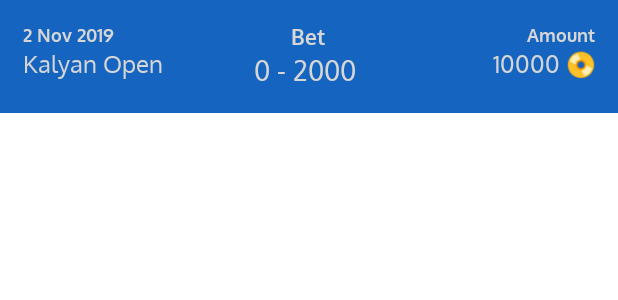
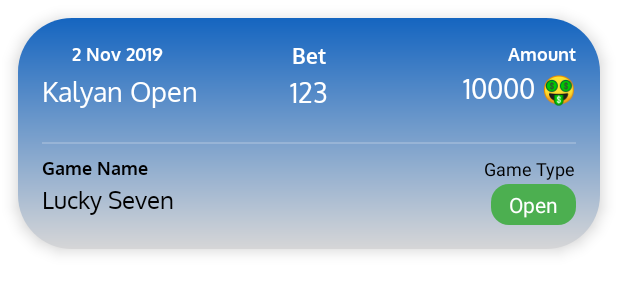
Before and after one commit to rahulpatil8432/primeplays, an Android app: the layout played.xml on its own in the app's theme, with its tools: preview values and no code run, on a phone screen of 412 x 824 dp. Shown: the top 300 px of the screen. Run offline under Robolectric (Android 15) with nearby library versions, the phone set to English and light mode, and no system bars.

Commit message:
played match design change and logic for open and close after betting

```diff
--- a/app/src/main/java/com/rkonline/android/adapterplayed.java
+++ b/app/src/main/java/com/rkonline/android/adapterplayed.java
@@ -19,18 +19,26 @@ public class adapterplayed extends RecyclerView.Adapter<adapterplayed.ViewHolder
     private final ArrayList<String> bazar;
     private final ArrayList<String> amount;
     private final ArrayList<String> bet;
+    private final ArrayList<String> gameName;
+    private final ArrayList<String> gameType;
 
     public adapterplayed(Context context,
                          ArrayList<String> date,
                          ArrayList<String> bazar,
                          ArrayList<String> amount,
-                         ArrayList<String> bet) {
+                         ArrayList<String> bet,
+                         ArrayList<String> gameName,
+                         ArrayList<String> gameType
+
+    ) {
 
         this.context = context;
         this.date = date != null ? date : new ArrayList<>();
         this.bazar = bazar != null ? bazar : new ArrayList<>();
         this.amount = amount != null ? amount : new ArrayList<>();
         this.bet = bet != null ? bet : new ArrayList<>();
+        this.gameName = gameName != null ? gameName : new ArrayList<>();
+        this.gameType = gameType != null ? gameType : new ArrayList<>();
     }
 
     @NonNull
@@ -47,6 +55,8 @@ public class adapterplayed extends RecyclerView.Adapter<adapterplayed.ViewHolder
         holder.bazar.setText(bazar.get(position));
         holder.amount.setText(amount.get(position));
         holder.bet.setText(bet.get(position));
+        holder.gameName.setText(gameName.get(position));
+        holder.gameType.setText(gameType.get(position));
     }
 
     @Override
@@ -56,7 +66,7 @@ public class adapterplayed extends RecyclerView.Adapter<adapterplayed.ViewHolder
 
     public static class ViewHolder extends RecyclerView.ViewHolder {
 
-        TextView date, bazar, amount, bet;
+        TextView date, bazar, amount, bet,gameName,gameType;
 
         public ViewHolder(View view) {
             super(view);
@@ -65,6 +75,9 @@ public class adapterplayed extends RecyclerView.Adapter<adapterplayed.ViewHolder
             bazar = view.findViewById(R.id.bazar);
             amount = view.findViewById(R.id.amount);
             bet = view.findViewById(R.id.bet);
+            gameName = view.findViewById(R.id.gameName);
+            gameType = view.findViewById(R.id.gameType);
+
         }
     }
 }
--- a/app/src/main/java/com/rkonline/android/betting.java
+++ b/app/src/main/java/com/rkonline/android/betting.java
@@ -91,11 +91,7 @@ public class betting extends AppCompatActivity {
         type.setOnItemSelectedListener(new AdapterView.OnItemSelectedListener() {
             @Override
             public void onItemSelected(AdapterView<?> adapterView, View view, int i, long l) {
-                if(i==0){
-                    selectedGameType = "Open";
-                }else{
-                    selectedGameType = "Close";
-                }
+                selectedGameType = adapterView.getItemAtPosition(i).toString();
             }
             @Override
             public void onNothingSelected(AdapterView<?> adapterView) {
--- a/app/src/main/java/com/rkonline/android/played.java
+++ b/app/src/main/java/com/rkonline/android/played.java
@@ -36,6 +36,8 @@ public class played extends AppCompatActivity {
                 new ArrayList<>(),
                 new ArrayList<>(),
                 new ArrayList<>(),
+                new ArrayList<>(),
+                new ArrayList<>(),
                 new ArrayList<>()
         );
 
@@ -66,6 +68,8 @@ public class played extends AppCompatActivity {
                     ArrayList<String> bazar = new ArrayList<>();
                     ArrayList<String> amount = new ArrayList<>();
                     ArrayList<String> bet = new ArrayList<>();
+                    ArrayList<String> gameName = new ArrayList<>();
+                    ArrayList<String> gameType = new ArrayList<>();
 
                     for (DocumentSnapshot doc : querySnapshot) {
 
@@ -73,15 +77,20 @@ public class played extends AppCompatActivity {
                         String b = doc.getString("market");
                         String a = doc.getString("amount");
                         String bt = doc.getString("bet");
+                        String gameN = doc.getString("game");
+                        String gameT = doc.getString("gameType");
 
                         date.add(d != null ? d : "-");
                         bazar.add(b != null ? b : "-");
                         amount.add(a != null ? a : "0");
                         bet.add(bt != null ? bt : "-");
+                        gameName.add(gameN != null ? gameN : "-");
+                        gameType.add(gameT != null ? gameT : "-");
+
                     }
 
                     // 🔥 Update the existing adapter (no warning)
-                    rc = new adapterplayed(played.this, date, bazar, amount, bet);
+                    rc = new adapterplayed(played.this, date, bazar, amount, bet, gameName,gameType);
                     recyclerview.setAdapter(rc);
                 })
                 .addOnFailureListener(e -> {
--- /dev/null
+++ b/app/src/main/res/drawable/bg_badge.xml
@@ -0,0 +1,4 @@
+<shape xmlns:android="http://schemas.android.com/apk/res/android" android:shape="rectangle">
+    <solid android:color="#4CAF50"/>
+    <corners android:radius="12dp"/>
+</shape>
--- /dev/null
+++ b/app/src/main/res/drawable/bg_card.xml
@@ -0,0 +1,10 @@
+<shape xmlns:android="http://schemas.android.com/apk/res/android"
+    android:shape="rectangle">
+    <solid android:color="@color/colorPrimary"/>
+    <corners android:radius="16dp"/>
+    <padding
+        android:left="8dp"
+        android:top="8dp"
+        android:right="8dp"
+        android:bottom="8dp"/>
+</shape>
--- /dev/null
+++ b/app/src/main/res/drawable/bg_gradient_card.xml
@@ -0,0 +1,8 @@
+<shape xmlns:android="http://schemas.android.com/apk/res/android" android:shape="rectangle">
+    <gradient
+        android:startColor="@color/colorPrimary"
+        android:endColor="@color/md_cyan_50"
+        android:angle="270"/>
+    <corners android:radius="36dp"/>
+    <padding android:left="8dp" android:top="8dp" android:right="8dp" android:bottom="8dp"/>
+</shape>
--- a/app/src/main/res/layout/played.xml
+++ b/app/src/main/res/layout/played.xml
@@ -1,109 +1,205 @@
 <?xml version="1.0" encoding="utf-8"?>
 <LinearLayout xmlns:android="http://schemas.android.com/apk/res/android"
-    android:orientation="vertical" android:layout_width="match_parent"
-    android:padding="15dp"
-    android:layout_marginBottom="10dp"
-    android:background="@color/colorPrimary"
-    android:layout_height="wrap_content">
+    android:layout_width="match_parent"
+    android:layout_height="wrap_content"
+    android:orientation="vertical"
+    android:padding="16dp"
+    android:layout_margin="12dp"
+    android:background="@drawable/bg_gradient_card"
+    android:elevation="6dp"
+    android:clipToPadding="false">
 
-
+    <!-- Top Row: Date & Bazar -->
     <LinearLayout
         android:layout_width="match_parent"
         android:layout_height="wrap_content"
         android:weightSum="12"
         android:orientation="horizontal"
-        >
+        android:layout_marginBottom="12dp">
 
+        <!-- Date & Bazar -->
         <LinearLayout
             android:layout_width="0dp"
             android:layout_height="wrap_content"
+            android:layout_weight="4"
+            android:orientation="vertical">
+
+            <LinearLayout
+                android:layout_width="wrap_content"
+                android:layout_height="wrap_content"
+                android:orientation="horizontal"
+                android:gravity="center_vertical">
+
+                <ImageView
+                    android:layout_width="16dp"
+                    android:layout_height="16dp"
+                    android:tint="@android:color/white"
+                    android:layout_marginEnd="4dp"/>
+
+                <com.rkonline.android.latobold
+                    android:id="@+id/date"
+                    android:layout_width="wrap_content"
+                    android:layout_height="wrap_content"
+                    android:text="2 Nov 2019"
+                    android:textColor="@android:color/white"
+                    android:textSize="12sp" />
+            </LinearLayout>
+
+            <com.rkonline.android.latonormal
+                android:id="@+id/bazar"
+                android:layout_width="wrap_content"
+                android:layout_height="wrap_content"
+                android:text="Kalyan Open"
+                android:textColor="@android:color/white"
+                android:textSize="18sp"
+                android:layout_marginTop="4dp"/>
+
+        </LinearLayout>
+
+        <!-- Bet -->
+        <LinearLayout
+            android:layout_width="0dp"
+            android:layout_height="wrap_content"
+            android:layout_weight="4"
             android:orientation="vertical"
-            android:layout_weight="4"
-            >
+            android:gravity="center_horizontal">
 
             <com.rkonline.android.latobold
                 android:layout_width="wrap_content"
                 android:layout_height="wrap_content"
-                android:text="2 Nov 2019"
-                android:id="@+id/date"
-                android:textColor="@color/md_white_1000"
-                android:textSize="12sp"
-                />
+                android:text="Bet"
+                android:textColor="@android:color/white"
+                android:textSize="14sp" />
 
-            <com.rkonline.android.latonormal
+            <LinearLayout
                 android:layout_width="wrap_content"
                 android:layout_height="wrap_content"
-                android:text="Kalyan Open"
-                android:id="@+id/bazar"
-                android:textColor="@color/md_white_1000"
-                android:textSize="16sp"
-                />
+                android:orientation="horizontal"
+                android:gravity="center"
+                android:layout_marginTop="2dp">
+
+
+                <com.rkonline.android.latonormal
+                    android:id="@+id/bet"
+                    android:layout_width="wrap_content"
+                    android:layout_height="wrap_content"
+                    android:text="123"
+                    android:textColor="@android:color/white"
+                    android:textSize="18sp" />
+            </LinearLayout>
 
         </LinearLayout>
 
+        <!-- Amount -->
         <LinearLayout
             android:layout_width="0dp"
             android:layout_height="wrap_content"
+            android:layout_weight="4"
             android:orientation="vertical"
-            android:layout_weight="4"
-            >
+            android:gravity="end">
 
             <com.rkonline.android.latobold
-                android:layout_width="match_parent"
-                android:gravity="center_horizontal"
-                android:layout_height="wrap_content"
-                android:text="Bet"
-                android:textColor="@color/md_white_1000"
-                android:textSize="14sp"
-                />
-
-
-            <com.rkonline.android.latonormal
-                android:layout_width="match_parent"
-                android:layout_height="wrap_content"
-                android:gravity="center_horizontal"
-                android:text="0 - 2000 "
-                android:id="@+id/bet"
-                android:textColor="@color/md_white_1000"
-                android:textSize="18sp"
-                />
-
-
-        </LinearLayout>
-
-        <LinearLayout
-            android:layout_width="0dp"
-            android:layout_height="wrap_content"
-            android:orientation="vertical"
-            android:layout_weight="4"
-            >
-
-            <com.rkonline.android.latobold
-                android:layout_width="match_parent"
-                android:gravity="right"
+                android:layout_width="wrap_content"
                 android:layout_height="wrap_content"
                 android:text="Amount"
-                android:textColor="@color/md_white_1000"
-                android:textSize="12sp"
-                />
+                android:textColor="@android:color/white"
+                android:textSize="12sp" />
 
-            <com.rkonline.android.latonormal
-                android:layout_width="match_parent"
-                android:gravity="right"
-                android:id="@+id/amount"
+            <LinearLayout
+                android:layout_width="wrap_content"
                 android:layout_height="wrap_content"
-                android:text="10000 📀"
-                android:textColor="@color/md_white_1000"
-                android:textSize="16sp"
-                />
+                android:orientation="horizontal"
+                android:gravity="end"
+                android:layout_marginTop="2dp">
 
+                <ImageView
+                    android:layout_width="18dp"
+                    android:layout_height="18dp"
+                    android:tint="@android:color/white"
+                    android:layout_marginEnd="4dp"/>
 
+                <com.rkonline.android.latonormal
+                    android:id="@+id/amount"
+                    android:layout_width="wrap_content"
+                    android:layout_height="wrap_content"
+                    android:text="10000 🤑"
+                    android:textColor="@android:color/white"
+                    android:textSize="18sp" />
+            </LinearLayout>
 
         </LinearLayout>
 
     </LinearLayout>
 
+    <!-- Divider -->
+    <View
+        android:layout_width="match_parent"
+        android:layout_height="1dp"
+        android:background="@android:color/white"
+        android:alpha="0.2"
+        android:layout_marginVertical="8dp"/>
 
+    <!-- Bottom Row: Game Name & Game Type -->
+    <LinearLayout
+        android:layout_width="match_parent"
+        android:layout_height="wrap_content"
+        android:orientation="horizontal"
+        android:weightSum="12">
 
+        <!-- Game Name -->
+        <LinearLayout
+            android:layout_width="0dp"
+            android:layout_height="wrap_content"
+            android:layout_weight="6"
+            android:orientation="vertical">
+
+            <com.rkonline.android.latobold
+                android:layout_width="wrap_content"
+                android:layout_height="wrap_content"
+                android:text="Game Name"
+                android:textColor="@android:color/black"
+                android:textSize="12sp"/>
+
+            <com.rkonline.android.latonormal
+                android:layout_width="wrap_content"
+                android:layout_height="wrap_content"
+                android:text="Lucky Seven"
+                android:textColor="@android:color/black"
+                android:textSize="16sp"
+                android:id="@+id/gameName"
+                android:layout_marginTop="2dp"/>
+
+        </LinearLayout>
+
+        <!-- Game Type Badge -->
+        <LinearLayout
+            android:layout_width="0dp"
+            android:layout_height="wrap_content"
+            android:layout_weight="6"
+            android:orientation="vertical"
+            android:gravity="end">
+
+            <TextView
+                android:layout_width="wrap_content"
+                android:layout_height="wrap_content"
+                android:text="Game Type"
+                android:textColor="@android:color/black"
+                android:textSize="12sp"/>
+
+            <TextView
+                android:layout_width="wrap_content"
+                android:layout_height="wrap_content"
+                android:text="Open"
+                android:id="@+id/gameType"
+                android:textColor="@android:color/white"
+                android:background="@drawable/bg_badge"
+                android:paddingHorizontal="12dp"
+                android:paddingVertical="4dp"
+                android:textSize="14sp"
+                android:layout_marginTop="2dp"/>
+
+        </LinearLayout>
+
+    </LinearLayout>
 
 </LinearLayout>
```
